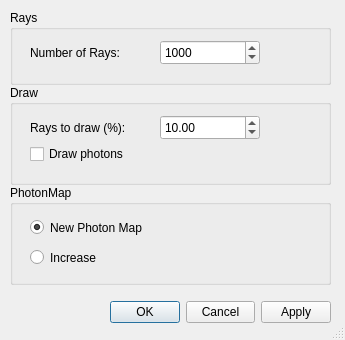
Old version of the form TonatiuhProject/Tonatiuh/src/raytracedialog.ui in the repository iat-cener/tonatiuh.
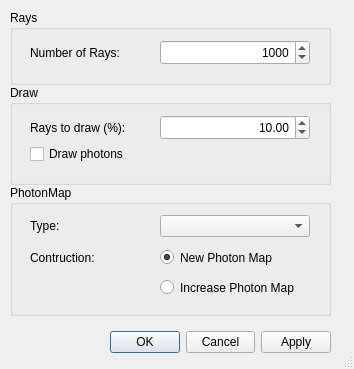
New version of the form.

Commit message: TPhotonMap changed to adapt to the new ray tracer. Ray tracer options dialog modified to select photon map typed from the differents types

The edit to the form file:
```diff
--- a/TonatiuhProject/Tonatiuh/src/raytracedialog.ui
+++ b/TonatiuhProject/Tonatiuh/src/raytracedialog.ui
@@ -5,8 +5,8 @@
    <rect>
     <x>0</x>
     <y>0</y>
-    <width>345</width>
-    <height>340</height>
+    <width>354</width>
+    <height>369</height>
    </rect>
   </property>
   <property name="windowTitle" >
@@ -45,13 +45,16 @@
      <rect>
       <x>150</x>
       <y>30</y>
-      <width>100</width>
+      <width>150</width>
       <height>25</height>
      </rect>
     </property>
     <property name="layoutDirection" >
      <enum>Qt::LeftToRight</enum>
     </property>
+    <property name="alignment" >
+     <set>Qt::AlignRight|Qt::AlignTrailing|Qt::AlignVCenter</set>
+    </property>
     <property name="minimum" >
      <number>1</number>
     </property>
@@ -72,7 +75,7 @@
      <x>10</x>
      <y>185</y>
      <width>321</width>
-     <height>100</height>
+     <height>131</height>
     </rect>
    </property>
    <property name="title" >
@@ -81,8 +84,8 @@
    <widget class="QRadioButton" name="newMapRadioButton" >
     <property name="geometry" >
      <rect>
-      <x>20</x>
-      <y>30</y>
+      <x>150</x>
+      <y>60</y>
       <width>150</width>
       <height>25</height>
      </rect>
@@ -94,17 +97,53 @@
      <bool>true</bool>
     </property>
    </widget>
-   <widget class="QRadioButton" name="increaseMapRadioButton" >
+   <widget class="QRadioButton" name="increaseMapRadio" >
+    <property name="geometry" >
+     <rect>
+      <x>150</x>
+      <y>90</y>
+      <width>141</width>
+      <height>25</height>
+     </rect>
+    </property>
+    <property name="text" >
+     <string>Increase Photon Map</string>
+    </property>
+   </widget>
+   <widget class="QComboBox" name="photonmapTypeCombo" >
+    <property name="geometry" >
+     <rect>
+      <x>150</x>
+      <y>30</y>
+      <width>150</width>
+      <height>22</height>
+     </rect>
+    </property>
+   </widget>
+   <widget class="QLabel" name="photonmapTypeLabel" >
+    <property name="geometry" >
+     <rect>
+      <x>20</x>
+      <y>30</y>
+      <width>46</width>
+      <height>22</height>
+     </rect>
+    </property>
+    <property name="text" >
+     <string>Type:</string>
+    </property>
+   </widget>
+   <widget class="QLabel" name="constructionLabel" >
     <property name="geometry" >
      <rect>
       <x>20</x>
       <y>60</y>
-      <width>100</width>
+      <width>150</width>
       <height>25</height>
      </rect>
     </property>
     <property name="text" >
-     <string>Increase</string>
+     <string>Contruction:</string>
     </property>
    </widget>
   </widget>
@@ -112,7 +151,7 @@
    <property name="geometry" >
     <rect>
      <x>110</x>
-     <y>300</y>
+     <y>330</y>
      <width>221</width>
      <height>25</height>
     </rect>
@@ -164,10 +203,13 @@
      <rect>
       <x>150</x>
       <y>30</y>
-      <width>100</width>
+      <width>150</width>
       <height>25</height>
      </rect>
     </property>
+    <property name="alignment" >
+     <set>Qt::AlignRight|Qt::AlignTrailing|Qt::AlignVCenter</set>
+    </property>
     <property name="maximum" >
      <double>100.000000000000000</double>
     </property>
```
Left out of the diff: 22 changed lines with no effect on the pictures. The commit also changes 14 other files.
